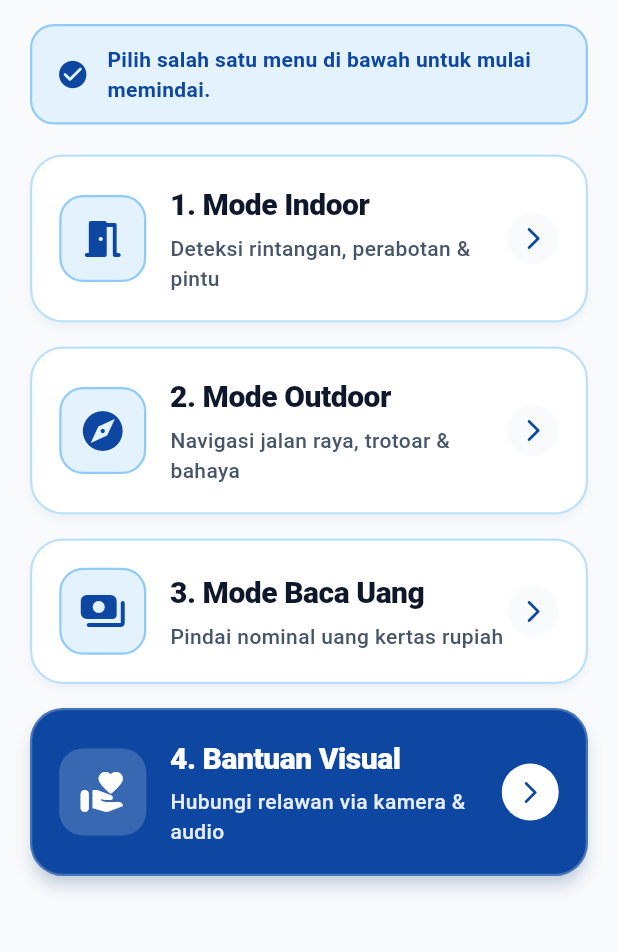
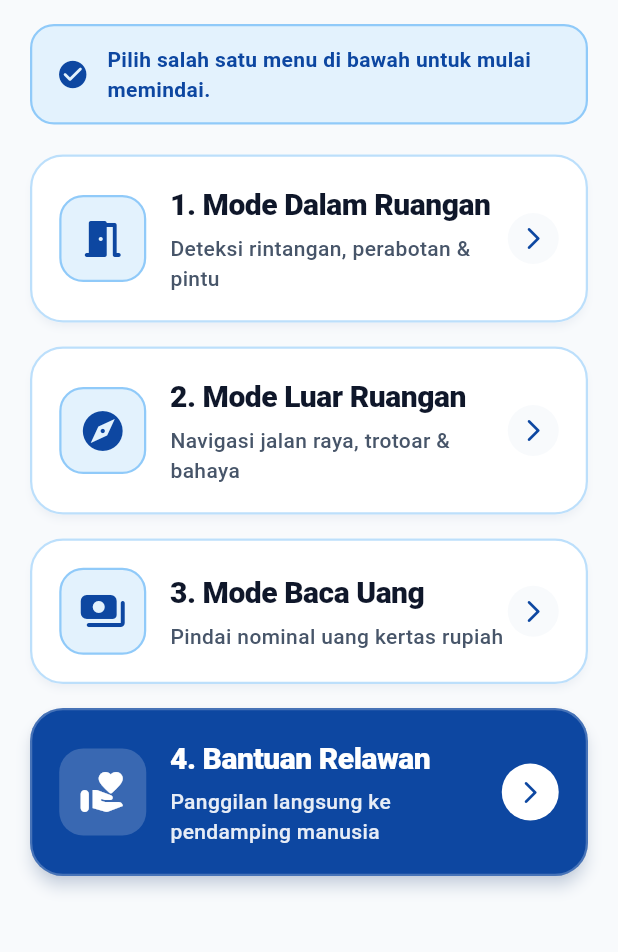
Before and after one commit to MuqtasidRoziq/netravisionapps, a Flutter app: the screen it shows after launch, on a phone screen of 412 x 824 dp, the part 120-1072 px from its top. Run offline on Flutter 3.47's test engine with Material 3 defaults, Android fonts, the phone set to English and light mode, and no system bars; our stand-ins replace flutter_tts, get, shared_preferences, vibration; missing offline and left inert: livekit_client, ultralytics_yolo; network calls fail.

Commit message:
feat(i18n): update all 4 feature titles and announcements to clear natural Indonesian

```diff
--- a/lib/app/data/models/vision_mode.dart
+++ b/lib/app/data/models/vision_mode.dart
@@ -9,9 +9,9 @@ extension VisionModeExtension on VisionMode {
   String get title {
     switch (this) {
       case VisionMode.indoor:
-        return 'Mode Indoor';
+        return 'Mode Dalam Ruangan';
       case VisionMode.outdoor:
-        return 'Mode Outdoor';
+        return 'Mode Luar Ruangan';
       case VisionMode.currency:
         return 'Mode Baca Uang';
     }
@@ -31,9 +31,9 @@ extension VisionModeExtension on VisionMode {
   String get announcement {
     switch (this) {
       case VisionMode.indoor:
-        return 'Mode Indoor aktif. Kamera siap mendeteksi perabotan dan rintangan di dalam ruangan.';
+        return 'Mode Dalam Ruangan aktif. Kamera siap mendeteksi perabotan dan rintangan di dalam ruangan.';
       case VisionMode.outdoor:
-        return 'Mode Outdoor aktif. Kamera siap mendeteksi jalan, kendaraan, dan rintangan luar ruangan.';
+        return 'Mode Luar Ruangan aktif. Kamera siap mendeteksi jalan, kendaraan, dan rintangan luar ruangan.';
       case VisionMode.currency:
         return 'Mode Baca Uang aktif. Arahkan uang rupiah ke kamera.';
     }
--- a/lib/app/modules/home/controllers/home_controller.dart
+++ b/lib/app/modules/home/controllers/home_controller.dart
@@ -9,10 +9,10 @@ class HomeController extends GetxController {
   final RxInt activeMenuIndex = 0.obs;
 
   final List<String> menuTitles = [
-    'Mode Indoor, mendeteksi perabotan di dalam ruangan',
-    'Mode Outdoor, mendeteksi rintangan dan jalan di luar',
+    'Mode Dalam Ruangan, mendeteksi perabotan dan pintu',
+    'Mode Luar Ruangan, mendeteksi rintangan dan jalan di luar',
     'Mode Baca Uang, memindai nominal uang rupiah',
-    'Bantuan Visual, menghubungi relawan atau keluarga',
+    'Bantuan Relawan, panggilan langsung ke pendamping manusia',
   ];
 
   void nextMenu() {
@@ -52,7 +52,7 @@ class HomeController extends GetxController {
 
   void triggerEmergencySOS() {
     HapticFeedback.heavyImpact();
-    _ttsService.speak('Panggilan darurat bantuan visual dipicu', isUrgent: true);
+    _ttsService.speak('Panggilan darurat bantuan relawan dipicu', isUrgent: true);
     openVisualHelp();
   }
 
--- a/lib/app/modules/home/views/home_view.dart
+++ b/lib/app/modules/home/views/home_view.dart
@@ -144,7 +144,7 @@ class HomeView extends GetView<HomeController> {
             // Card 1: Mode Indoor
             _buildMenuCard(
               index: '1',
-              title: '1. Mode Indoor',
+              title: '1. Mode Dalam Ruangan',
               subtitle: 'Deteksi rintangan, perabotan & pintu',
               icon: Icons.meeting_room_rounded,
               onTap: () => controller.openMode(VisionMode.indoor),
@@ -155,7 +155,7 @@ class HomeView extends GetView<HomeController> {
             // Card 2: Mode Outdoor
             _buildMenuCard(
               index: '2',
-              title: '2. Mode Outdoor',
+              title: '2. Mode Luar Ruangan',
               subtitle: 'Navigasi jalan raya, trotoar & bahaya',
               icon: Icons.explore_rounded,
               onTap: () => controller.openMode(VisionMode.outdoor),
@@ -177,11 +177,11 @@ class HomeView extends GetView<HomeController> {
             // Card 4: Bantuan Visual
             _buildVisualHelpCard(
               index: '4',
-              title: '4. Bantuan Visual',
-              subtitle: 'Hubungi relawan via kamera & audio',
+              title: '4. Bantuan Relawan',
+              subtitle: 'Panggilan langsung ke pendamping manusia',
               icon: Icons.volunteer_activism_rounded,
               onTap: () => controller.openVisualHelp(),
-              accessibilityHint: 'Ketuk dua kali untuk membuka menu Bantuan Visual dan relawan pendamping',
+              accessibilityHint: 'Ketuk dua kali untuk membuka menu Bantuan Relawan dan pendamping manusia',
             ),
             const SizedBox(height: 24),
           ],
--- a/lib/app/modules/visual_help/views/visual_help_home_view.dart
+++ b/lib/app/modules/visual_help/views/visual_help_home_view.dart
@@ -34,7 +34,7 @@ class VisualHelpHomeView extends GetView<VisualHelpController> {
           ),
         ),
         title: const Text(
-          'Bantuan Visual',
+          'Bantuan Relawan',
           style: TextStyle(
             color: AppColors.primaryBlue,
             fontSize: 22,
```
Also changed, not shown: 1 other file.
